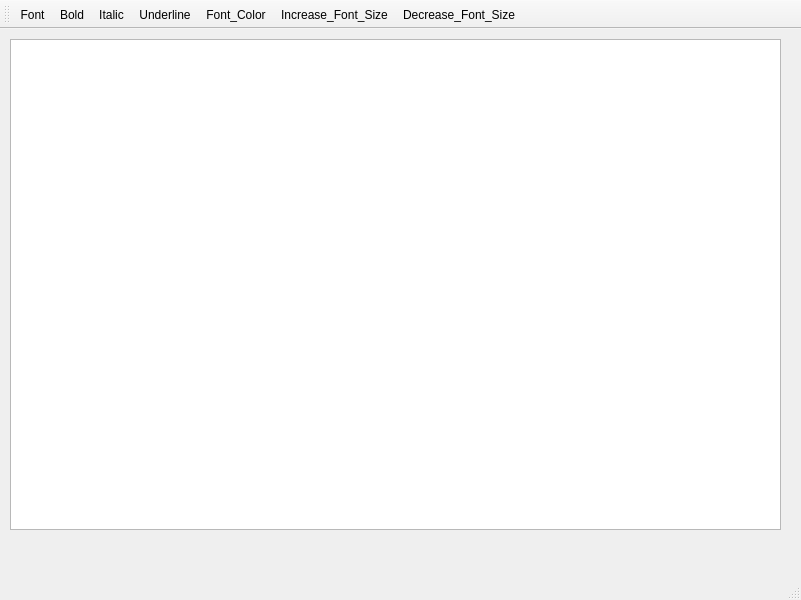
Before: the Qt Designer form mainwindow.ui in taliyos/DialogueCreatorForGames, drawn with Qt 5.
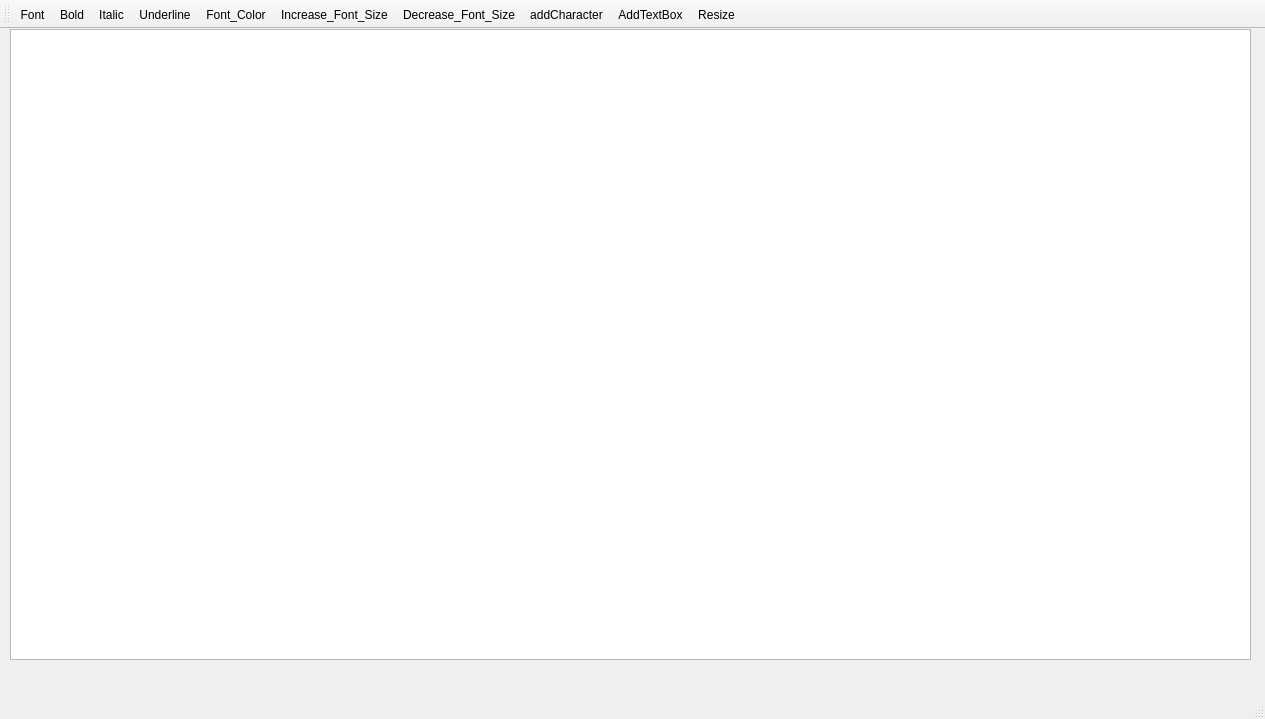
After: the same form once the commit is applied. Icons and pictures are not drawn.

Commit message: Need to fix the resize option, not working for now, added toolbars, copy, paste, undo, redo, added multiple-text-box-add option where user can add multiple text box

```diff
--- a/mainwindow.ui
+++ b/mainwindow.ui
@@ -6,25 +6,28 @@
    <rect>
     <x>0</x>
     <y>0</y>
-    <width>801</width>
-    <height>600</height>
+    <width>1265</width>
+    <height>719</height>
    </rect>
   </property>
   <property name="windowTitle">
    <string>MainWindow</string>
   </property>
   <widget class="QWidget" name="centralwidget">
-   <widget class="QTextEdit" name="textEdit">
+   <widget class="QWidget" name="verticalLayoutWidget">
     <property name="geometry">
      <rect>
       <x>10</x>
-      <y>10</y>
-      <width>771</width>
-      <height>491</height>
+      <y>0</y>
+      <width>1241</width>
+      <height>631</height>
      </rect>
     </property>
-    <property name="textEdit" stdset="0">
-     <string>&lt;!DOCTYPE HTML PUBLIC &quot;-//W3C//DTD HTML 4.0//EN&quot; &quot;http://www.w3.org/TR/REC-html40/strict.dtd&quot;&gt;
+    <layout class="QVBoxLayout" name="verticalLayout">
+     <item>
+      <widget class="QTextEdit" name="textEdit">
+       <property name="textEdit" stdset="0">
+        <string>&lt;!DOCTYPE HTML PUBLIC &quot;-//W3C//DTD HTML 4.0//EN&quot; &quot;http://www.w3.org/TR/REC-html40/strict.dtd&quot;&gt;
 &lt;html&gt;&lt;head&gt;&lt;meta name=&quot;qrichtext&quot; content=&quot;1&quot; /&gt;&lt;meta charset=&quot;utf-8&quot; /&gt;&lt;style type=&quot;text/css&quot;&gt;
 p, li { white-space: pre-wrap; }
 hr { height: 1px; border-width: 0; }
@@ -32,7 +35,10 @@
 li.checked::marker { content: &quot;\2612&quot;; }
 &lt;/style&gt;&lt;/head&gt;&lt;body style=&quot; font-family:'Segoe UI'; font-size:9pt; font-weight:400; font-style:normal;&quot;&gt;
 &lt;p style=&quot;-qt-paragraph-type:empty; margin-top:0px; margin-bottom:0px; margin-left:0px; margin-right:0px; -qt-block-indent:0; text-indent:0px;&quot;&gt;&lt;br /&gt;&lt;/p&gt;&lt;/body&gt;&lt;/html&gt;</string>
-    </property>
+       </property>
+      </widget>
+     </item>
+    </layout>
    </widget>
   </widget>
   <widget class="QStatusBar" name="statusbar"/>
@@ -53,6 +59,9 @@
    <addaction name="actionFont_Color"/>
    <addaction name="actionIncrease_Font_Size"/>
    <addaction name="actionDecrease_Font_Size"/>
+   <addaction name="actionaddCharacter"/>
+   <addaction name="actionAddTextBox"/>
+   <addaction name="actionResize"/>
   </widget>
   <widget class="QMenuBar" name="menubar">
    <property name="geometry">
@@ -172,6 +181,21 @@
     <string>Underline</string>
    </property>
   </action>
+  <action name="actionaddCharacter">
+   <property name="text">
+    <string>addCharacter</string>
+   </property>
+  </action>
+  <action name="actionAddTextBox">
+   <property name="text">
+    <string>AddTextBox</string>
+   </property>
+  </action>
+  <action name="actionResize">
+   <property name="text">
+    <string>Resize</string>
+   </property>
+  </action>
  </widget>
  <resources>
   <include location="Resources.qrc"/>
```
Left out of the diff: 2 changed lines with no effect on the pictures. The commit also changes 6 other files.
